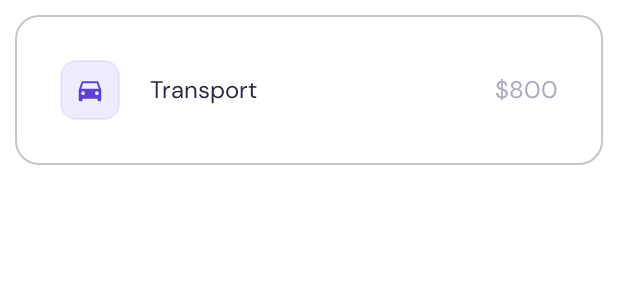
After one commit to asojischool/ANDE_Assignment_Budget, an Android app: the layout category_recycler_view_row.xml on its own in the app's theme, with its tools: preview values and no code run, on a phone screen of 412 x 824 dp. The commit adds this screen. Shown: the top 300 px of the screen. Run offline under Robolectric (Android 15) with nearby library versions, the phone set to English and light mode, and no system bars.

Commit message:
Add MainScreen with RecyclerView, Logos

```diff
--- a/app/build.gradle
+++ b/app/build.gradle
@@ -32,6 +32,7 @@ dependencies {
     implementation 'androidx.appcompat:appcompat:1.5.1'
     implementation 'com.google.android.material:material:1.6.1'
     implementation 'androidx.constraintlayout:constraintlayout:2.1.4'
+    implementation 'androidx.recyclerview:recyclerview:1.2.0'
     testImplementation 'junit:junit:4.+'
     androidTestImplementation 'androidx.test.ext:junit:1.1.4'
     androidTestImplementation 'androidx.test.espresso:espresso-core:3.5.0'
--- a/app/src/main/AndroidManifest.xml
+++ b/app/src/main/AndroidManifest.xml
@@ -12,7 +12,7 @@
         <activity
             android:name=".Splashscreen"
             android:exported="true">
-            android:theme="@style/Theme.themeNoActionBarLight">
+            android:theme="@style/themeNoActionBarLight">
             <intent-filter>
                 <action android:name="android.intent.action.MAIN" />
 
--- /dev/null
+++ b/app/src/main/res/drawable/ic_baseline_directions_car.xml
@@ -0,0 +1,7 @@
+<vector android:height="20dp" android:tint="?attr/colorControlNormal"
+    android:viewportHeight="24" android:viewportWidth="24"
+    android:width="20dp" xmlns:android="http://schemas.android.com/apk/res/android">
+    <path
+        android:fillColor="#5D3FD3"
+        android:pathData="M18.92,6.01C18.72,5.42 18.16,5 17.5,5h-11c-0.66,0 -1.21,0.42 -1.42,1.01L3,12v8c0,0.55 0.45,1 1,1h1c0.55,0 1,-0.45 1,-1v-1h12v1c0,0.55 0.45,1 1,1h1c0.55,0 1,-0.45 1,-1v-8l-2.08,-5.99zM6.5,16c-0.83,0 -1.5,-0.67 -1.5,-1.5S5.67,13 6.5,13s1.5,0.67 1.5,1.5S7.33,16 6.5,16zM17.5,16c-0.83,0 -1.5,-0.67 -1.5,-1.5s0.67,-1.5 1.5,-1.5 1.5,0.67 1.5,1.5 -0.67,1.5 -1.5,1.5zM5,11l1.5,-4.5h11L19,11L5,11z"/>
+</vector>
--- /dev/null
+++ b/app/src/main/res/drawable/ic_baseline_fastfood.xml
@@ -0,0 +1,5 @@
+<vector android:height="20dp" android:tint="?attr/colorControlNormal"
+    android:viewportHeight="24" android:viewportWidth="24"
+    android:width="20dp" xmlns:android="http://schemas.android.com/apk/res/android">
+    <path android:fillColor="@android:color/white" android:pathData="M18.06,22.99h1.66c0.84,0 1.53,-0.64 1.63,-1.46L23,5.05h-5L18,1h-1.97v4.05h-4.97l0.3,2.34c1.71,0.47 3.31,1.32 4.27,2.26 1.44,1.42 2.43,2.89 2.43,5.29v8.05zM1,21.99L1,21h15.03v0.99c0,0.55 -0.45,1 -1.01,1L2.01,22.99c-0.56,0 -1.01,-0.45 -1.01,-1zM16.03,14.99c0,-8 -15.03,-8 -15.03,0h15.03zM1.02,17h15v2h-15z"/>
+</vector>
--- /dev/null
+++ b/app/src/main/res/drawable/ic_baseline_local_grocery_store.xml
@@ -0,0 +1,5 @@
+<vector android:height="20dp" android:tint="?attr/colorControlNormal"
+    android:viewportHeight="24" android:viewportWidth="24"
+    android:width="20dp" xmlns:android="http://schemas.android.com/apk/res/android">
+    <path android:fillColor="@android:color/white" android:pathData="M7,18c-1.1,0 -1.99,0.9 -1.99,2S5.9,22 7,22s2,-0.9 2,-2 -0.9,-2 -2,-2zM1,2v2h2l3.6,7.59 -1.35,2.45c-0.16,0.28 -0.25,0.61 -0.25,0.96 0,1.1 0.9,2 2,2h12v-2L7.42,15c-0.14,0 -0.25,-0.11 -0.25,-0.25l0.03,-0.12 0.9,-1.63h7.45c0.75,0 1.41,-0.41 1.75,-1.03l3.58,-6.49c0.08,-0.14 0.12,-0.31 0.12,-0.48 0,-0.55 -0.45,-1 -1,-1L5.21,4l-0.94,-2L1,2zM17,18c-1.1,0 -1.99,0.9 -1.99,2s0.89,2 1.99,2 2,-0.9 2,-2 -0.9,-2 -2,-2z"/>
+</vector>
--- /dev/null
+++ b/app/src/main/res/drawable/rounded_logo_bg.xml
@@ -0,0 +1,18 @@
+<?xml version="1.0" encoding="utf-8"?>
+<shape xmlns:android="http://schemas.android.com/apk/res/android"
+    android:shape="rectangle">
+
+    <!-- shape property for the view based on the value particular view would be drawn -->
+    <corners
+        android:radius="10dp" />
+
+    <stroke android:width="1dp"
+        android:color="#C6C5CA" />
+    <!--  stroke for defining a border for view -->
+
+    <size
+        android:height="20dp"
+        android:width="20dp" />
+    <!-- size element is used to define a design here height & width are same means square with some radius -->
+
+</shape>
--- /dev/null
+++ b/app/src/main/res/drawable/rounded_recyclerview_ui.xml
@@ -0,0 +1,18 @@
+<?xml version="1.0" encoding="utf-8"?>
+<shape xmlns:android="http://schemas.android.com/apk/res/android"
+    android:shape="rectangle">
+
+        <!-- shape property for the view based on the value particular view would be drawn -->
+        <corners
+            android:radius="15dp" />
+
+        <stroke android:width="1dp"
+            android:color="#C6C5CA" />
+        <!--  stroke for defining a border for view -->
+
+        <size
+            android:height="40dp"
+            android:width="40dp" />
+        <!-- size element is used to define a design here height & width are same means square with some radius -->
+
+</shape>
--- /dev/null
+++ b/app/src/main/res/layout/category_recycler_view_row.xml
@@ -0,0 +1,57 @@
+<?xml version="1.0" encoding="utf-8"?>
+<androidx.constraintlayout.widget.ConstraintLayout xmlns:android="http://schemas.android.com/apk/res/android"
+    xmlns:app="http://schemas.android.com/apk/res-auto"
+    xmlns:tools="http://schemas.android.com/tools"
+    android:layout_width="match_parent"
+    android:layout_height="wrap_content"
+    android:background="@drawable/rounded_recyclerview_ui"
+    android:padding="30dp"
+    android:layout_margin="10dp">
+
+
+    <androidx.constraintlayout.widget.ConstraintLayout
+        android:id="@+id/clLogoBackground"
+        android:layout_width="wrap_content"
+        android:layout_height="wrap_content"
+        android:background="@drawable/rounded_logo_bg"
+        android:backgroundTint="#1A6347EB"
+        android:padding="10dp"
+        app:layout_constraintBottom_toBottomOf="parent"
+        app:layout_constraintStart_toStartOf="parent"
+        app:layout_constraintTop_toTopOf="parent">
+
+        <ImageView
+            android:id="@+id/ivCatLogo"
+            android:layout_width="wrap_content"
+            android:layout_height="wrap_content"
+            android:src="@drawable/ic_baseline_directions_car"
+            app:layout_constraintBottom_toBottomOf="parent"
+            app:layout_constraintEnd_toEndOf="parent"
+            app:layout_constraintStart_toStartOf="parent"
+            app:layout_constraintTop_toTopOf="parent"
+            app:tint="#5D3FD3" />
+    </androidx.constraintlayout.widget.ConstraintLayout>
+
+    <TextView
+        android:id="@+id/tvCatName"
+        android:layout_width="0dp"
+        android:layout_height="wrap_content"
+        android:layout_marginStart="20dp"
+        android:fontFamily="@font/dm_sans"
+        android:text="Transport"
+        app:layout_constraintBottom_toBottomOf="parent"
+        app:layout_constraintStart_toEndOf="@+id/clLogoBackground"
+        app:layout_constraintTop_toTopOf="parent" />
+
+    <TextView
+        android:id="@+id/tvCatSpending"
+        android:layout_width="0dp"
+        android:layout_height="wrap_content"
+        android:fontFamily="@font/dm_sans"
+        android:text="$800"
+        android:textColor="@color/secondary_black"
+        app:layout_constraintBottom_toBottomOf="parent"
+        app:layout_constraintEnd_toEndOf="parent"
+        app:layout_constraintTop_toTopOf="parent" />
+
+</androidx.constraintlayout.widget.ConstraintLayout>
--- /dev/null
+++ b/app/src/main/res/values/styles.xml
@@ -0,0 +1,10 @@
+<?xml version="1.0" encoding="utf-8"?>
+<resources>
+
+    <style name="themeNoActionBarLight" parent="Theme.MaterialComponents.DayNight.DarkActionBar">
+        <item name="colorPrimary">@color/purple_500</item>
+        <item name="colorPrimaryVariant">@color/purple_700</item>
+        <item name="colorOnPrimary">@color/white</item>
+    </style>
+
+</resources>
--- a/app/src/main/res/values/themeNoActionBarLight.xml
+++ /dev/null
@@ -1,16 +0,0 @@
-<resources xmlns:tools="http://schemas.android.com/tools">
-    <!-- Base application theme. -->
-    <style name="Theme.themeNoActionBarLight" parent="Theme.MaterialComponents.DayNight.DarkActionBar">
-        <!-- Primary brand color. -->
-        <item name="colorPrimary">@color/purple_500</item>
-        <item name="colorPrimaryVariant">@color/purple_700</item>
-        <item name="colorOnPrimary">@color/white</item>
-        <!-- Secondary brand color. -->
-        <item name="colorSecondary">@color/teal_200</item>
-        <item name="colorSecondaryVariant">@color/teal_700</item>
-        <item name="colorOnSecondary">@color/black</item>
-        <!-- Status bar color. -->
-        <item name="android:statusBarColor" tools:targetApi="l">?attr/colorPrimaryVariant</item>
-        <!-- Customize your theme here. -->
-    </style>
-</resources>
--- a/app/src/main/res/values/themes.xml
+++ b/app/src/main/res/values/themes.xml
@@ -1,6 +1,9 @@
 <resources xmlns:tools="http://schemas.android.com/tools">
     <!-- Base application theme. -->
-    <style name="Theme.ANDE_Assignment_Budget" parent="Theme.MaterialComponents.Light.NoActionBar">
+    <style name="Theme.ANDE_Assignment_Budget" parent="Theme.MaterialComponents.DayNight.NoActionBar">
+        <item name="android:textColor">#2C2646</item>
+        <item name="android:textSize">16dp</item>
+        <item name="android:fontFamily">@font/dm_sans</item>
         <!-- Primary brand color. -->
         <item name="colorPrimary">@color/purple_500</item>
         <item name="colorPrimaryVariant">@color/purple_700</item>
```
Also changed, not shown: app/src/main/java/com/example/ande_assignment_budget/CategorySpent_RecyclerViewAdapter.java (added, +79 -0 lines), app/src/main/java/com/example/ande_assignment_budget/MainActivity.java (+27 -0 lines), app/src/main/java/com/example/ande_assignment_budget/Model/CategoryModel.java (added, +47 -0 lines), app/src/main/res/layout/activity_main.xml (+106 -4 lines), app/src/main/res/values/arrays.xml (added, +16 -0 lines), app/src/main/res/values/colors.xml (+11 -0 lines).
